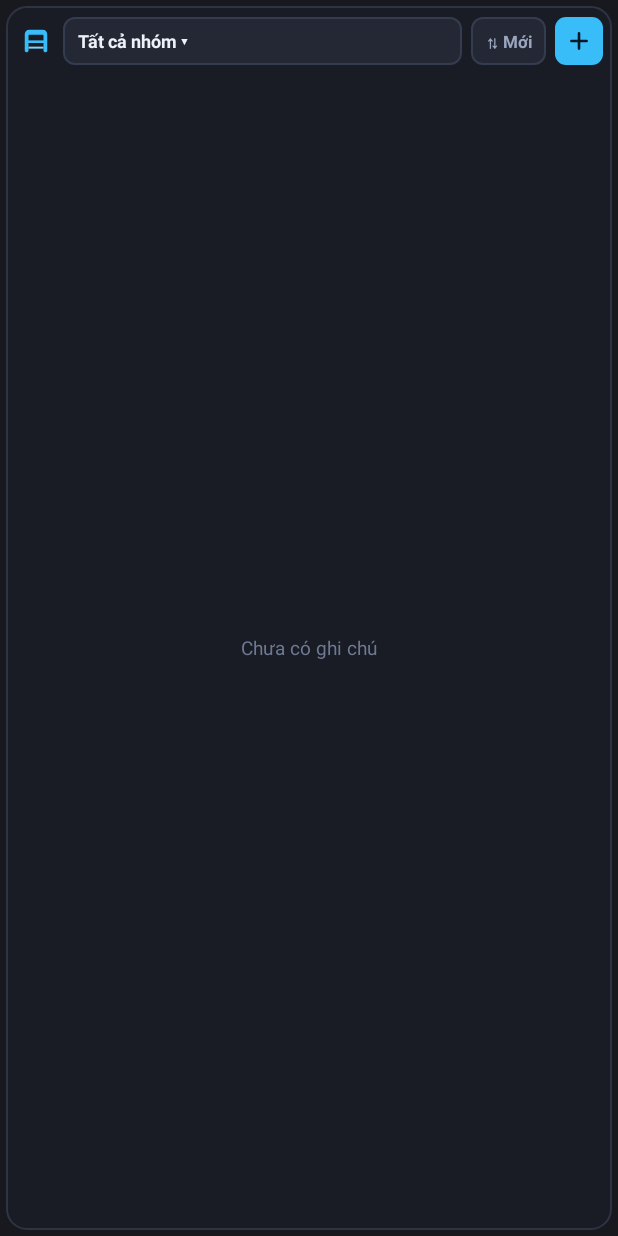
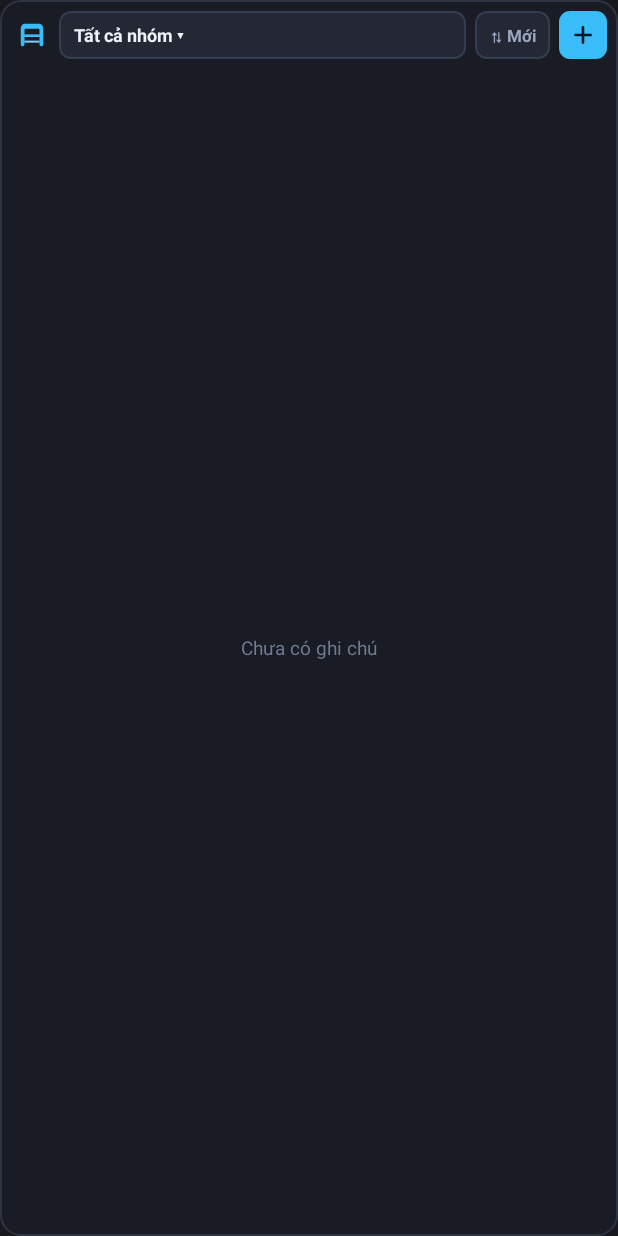
Before and after one commit to NguyenHieu2711/obsidian-quicknotes, an Android app: the layout widget_notes.xml on its own in the app's theme, with its tools: preview values and no code run, on a phone screen of 412 x 824 dp. Run offline under Robolectric (Android 15) with nearby library versions, the phone set to English and light mode, and no system bars.

Commit message:
v1.6.12: True 0dp full edge-to-edge on all 4 sides of widgets matching Google Tasks max slot bounds

```diff
--- a/android/app/src/main/res/layout/widget_notes.xml
+++ b/android/app/src/main/res/layout/widget_notes.xml
@@ -1,24 +1,13 @@
 <?xml version="1.0" encoding="utf-8"?>
-<FrameLayout xmlns:android="http://schemas.android.com/apk/res/android"
-    android:id="@android:id/background"
-    android:layout_width="match_parent"
-    android:layout_height="match_parent">
-
-    <!-- 4dp minimum inset keeps the 13dp card cleanly inside Samsung One UI's ~26dp host corner mask -->
-    <TextView
-        android:layout_width="1dp"
-        android:layout_height="1dp" />
-
-    <LinearLayout
+<LinearLayout xmlns:android="http://schemas.android.com/apk/res/android"
     android:id="@+id/w_notes_root"
     android:layout_width="match_parent"
     android:layout_height="match_parent"
-        android:layout_margin="4dp"
     android:background="@drawable/widget_bg"
     android:orientation="vertical"
-        android:paddingStart="6dp"
+    android:paddingStart="7dp"
     android:paddingTop="7dp"
-        android:paddingEnd="6dp"
+    android:paddingEnd="7dp"
     android:paddingBottom="7dp">
 
     <LinearLayout
@@ -107,4 +96,3 @@
     </FrameLayout>
 
 </LinearLayout>
-</FrameLayout>
```
Also changed, not shown: android/app/src/main/res/layout/widget_quick_companion.xml (+1 -13 lines), android/app/src/main/res/layout/widget_tasks.xml (+3 -15 lines), 3 other files. Lines whose indentation alone changed are shown as unchanged.
